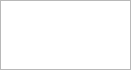
Before: the Qt Designer form src/plugins/clientinfo/clientinfodialog.ui in xnamed/vacuum-im, drawn with Qt 5.
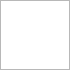
After: the same form once the commit is applied.

Diff of the .ui file:
```diff
--- a/src/plugins/clientinfo/clientinfodialog.ui
+++ b/src/plugins/clientinfo/clientinfodialog.ui
@@ -6,7 +6,7 @@
    <rect>
     <x>0</x>
     <y>0</y>
-    <width>131</width>
+    <width>62</width>
     <height>62</height>
    </rect>
   </property>
```
